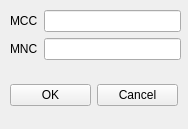
The window that netflux5g-editor/src/gui/ui/Core5G_properties.ui (adaptivenetworklab/NetFlux5G) describes before a commit, drawn with Qt 5.
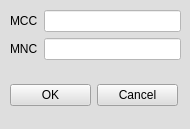
The same window after the commit.

```diff
--- a/netflux5g-editor/src/gui/ui/Core5G_properties.ui
+++ b/netflux5g-editor/src/gui/ui/Core5G_properties.ui
@@ -6,13 +6,16 @@
    <rect>
     <x>0</x>
     <y>0</y>
-    <width>188</width>
+    <width>190</width>
     <height>129</height>
    </rect>
   </property>
   <property name="windowTitle">
    <string>MainWindow</string>
   </property>
+  <property name="styleSheet">
+   <string notr="true">background-color: rgb(222, 222, 222);</string>
+  </property>
   <widget class="QWidget" name="centralwidget">
    <widget class="QWidget" name="formLayoutWidget">
     <property name="geometry">
@@ -32,7 +35,11 @@
       </widget>
      </item>
      <item row="0" column="1">
-      <widget class="QLineEdit" name="lineEdit"/>
+      <widget class="QLineEdit" name="Core5G_MCC">
+       <property name="styleSheet">
+        <string notr="true">background-color: rgb(255, 255, 255);</string>
+       </property>
+      </widget>
      </item>
      <item row="1" column="0">
       <widget class="QLabel" name="label_2">
@@ -42,7 +49,11 @@
       </widget>
      </item>
      <item row="1" column="1">
-      <widget class="QLineEdit" name="lineEdit_2"/>
+      <widget class="QLineEdit" name="Core5G_MNC">
+       <property name="styleSheet">
+        <string notr="true">background-color: rgb(255, 255, 255);</string>
+       </property>
+      </widget>
      </item>
     </layout>
    </widget>
```
Left out of the diff: 4 changed lines with no effect on the pictures.
